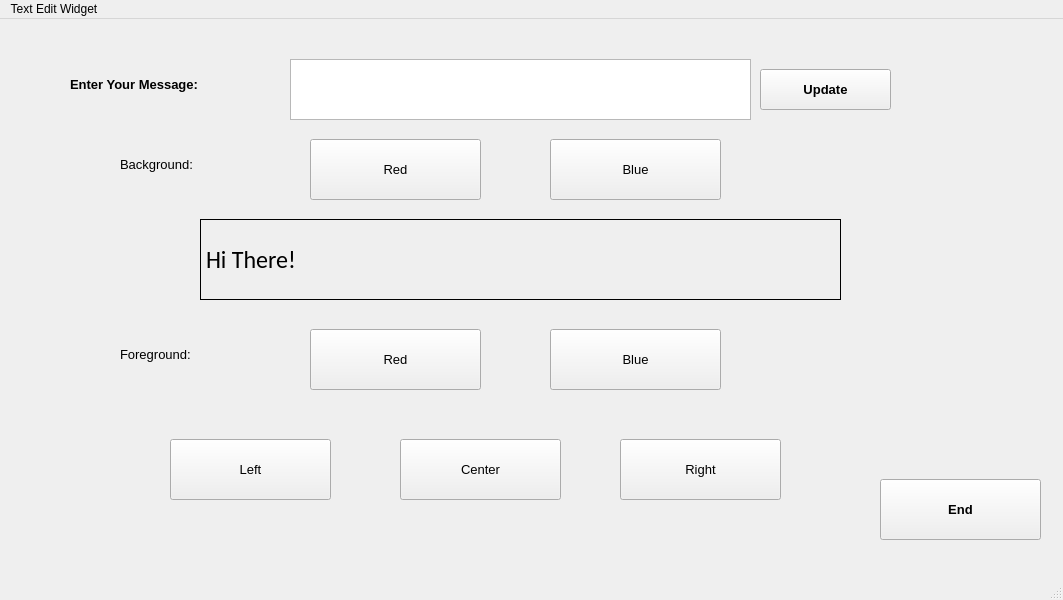
Above: firstwidgetapp.ui from MathewLister/WidgetApp1 before the change. Below: the same form after it.
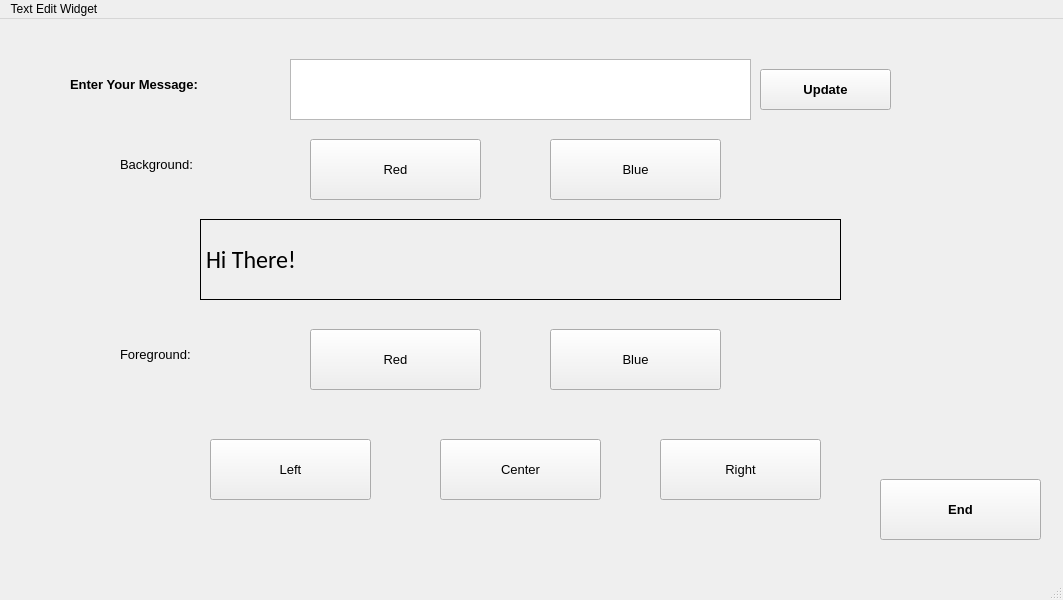
That is the form after the change.

```diff
--- a/firstwidgetapp.ui
+++ b/firstwidgetapp.ui
@@ -205,7 +205,7 @@
    <widget class="QPushButton" name="alignLeftButton">
     <property name="geometry">
      <rect>
-      <x>170</x>
+      <x>210</x>
       <y>420</y>
       <width>161</width>
       <height>61</height>
@@ -225,7 +225,7 @@
    <widget class="QPushButton" name="alignRightButton">
     <property name="geometry">
      <rect>
-      <x>620</x>
+      <x>660</x>
       <y>420</y>
       <width>161</width>
       <height>61</height>
@@ -245,7 +245,7 @@
    <widget class="QPushButton" name="alignCenterButton">
     <property name="geometry">
      <rect>
-      <x>400</x>
+      <x>440</x>
       <y>420</y>
       <width>161</width>
       <height>61</height>
```
